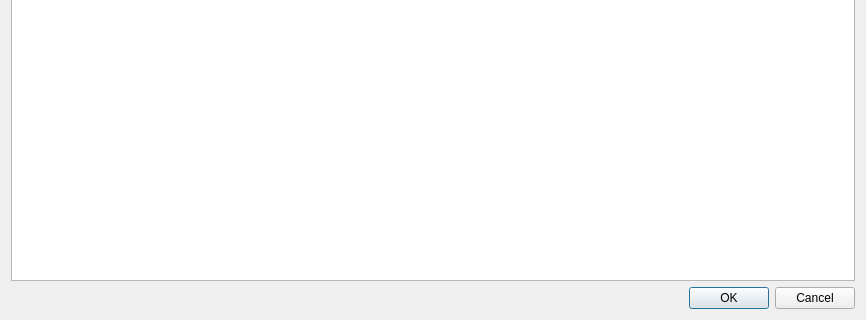
Qt form tomviz/EditPythonOperatorDialog.ui (OpenChemistry/tomviz) before a commit; both pictures show x 0 to 866 and y 346 to 666 of the 866 by 666 pixel window.
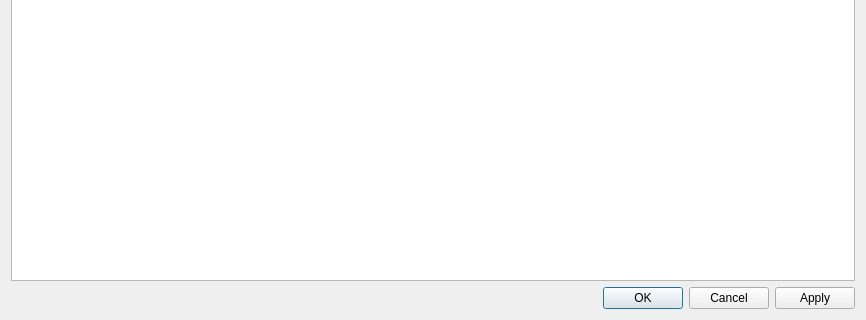
The same form after that commit.

Commit message: Add an 'apply' button to the edit python operator dialog

```diff
--- a/tomviz/EditPythonOperatorDialog.ui
+++ b/tomviz/EditPythonOperatorDialog.ui
@@ -66,7 +66,7 @@
       <enum>Qt::Horizontal</enum>
      </property>
      <property name="standardButtons">
-      <set>QDialogButtonBox::Cancel|QDialogButtonBox::Ok</set>
+      <set>QDialogButtonBox::Apply|QDialogButtonBox::Cancel|QDialogButtonBox::Ok</set>
      </property>
     </widget>
    </item>
```
The commit also changes 8 other files.
